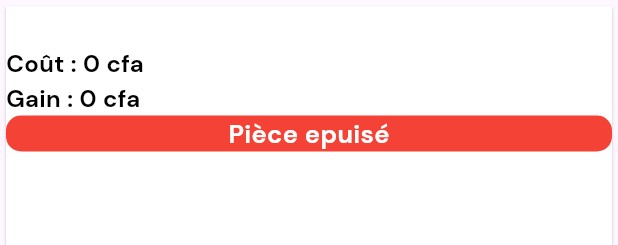
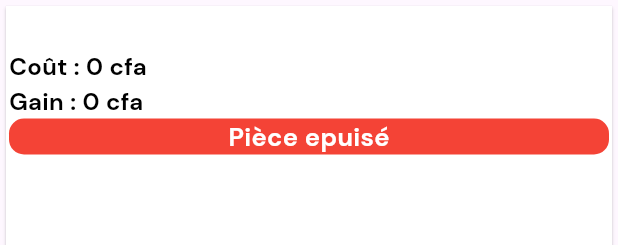
Before and after one commit to yannoamani/invest, a Flutter app: what customCard() shows on an empty page, opened directly with empty values, on a phone screen of 412 x 824 dp. Shown: the top 245 px of the screen. Run offline on Flutter 3.47's test engine with Material 3 defaults, Android fonts, the light colour scheme and no system bars; our stand-ins replace badges, dio, dotted_line, file_picker, fl_chart, flutter_native_splash and 5 more; accounts and stored records are empty; network calls fail.

Commit message:
correction invest

```diff
--- a/lib/providers/user_provider.dart
+++ b/lib/providers/user_provider.dart
@@ -36,7 +36,7 @@ class UserProvider extends ChangeNotifier {
   String get errorMessage => _errorMessage;
   String get token => _token;
 
-  Future<void> signInUser(String nom, prenom, phone, bank, habitation, email,
+  Future<void> signInUser(String nom, prenom, phone, habitation, email,
       pass, identity) async {
     click();
     try {
@@ -47,7 +47,6 @@ class UserProvider extends ChangeNotifier {
       body["lieu_habitation"] = habitation;
       body["email"] = email;
       body["password"] = pass;
-      body["bank_card"] = bank;
 
       final formData = dio.FormData.fromMap(body);
 
--- a/lib/screens/compte/transaction.dart
+++ b/lib/screens/compte/transaction.dart
@@ -90,7 +90,7 @@ class _Transaction extends State<Transaction> {
                 color: Color.fromARGB(255, 0, 0, 0),
                 size: 25,
               )
-            : ListView.builder(
+            : operations.isEmpty ? const Center(child: Text("Aucune transaction",style: TextStyle(fontSize: 18),),) : ListView.builder(
                 physics: const BouncingScrollPhysics(),
                 padding: EdgeInsets.symmetric(horizontal: w * 0.02),
                 itemBuilder: ((context, index) => custonTransaction(
--- a/lib/widget/home.dart
+++ b/lib/widget/home.dart
@@ -149,7 +149,8 @@ class _HomeState extends State<Home> {
                               SliverGridDelegateWithFixedCrossAxisCount(
                                   crossAxisCount: 2,
                                   mainAxisSpacing: h * 0.014,
-                                  childAspectRatio: 0.6),
+                                  childAspectRatio: w <= 394.0 ? 0.65 : 1.1
+                                  ),
                           delegate: SliverChildBuilderDelegate(
                               (context, index) => GestureDetector(
                                   onTap: () {
@@ -207,6 +208,7 @@ Widget customCard(
     shape:
         RoundedRectangleBorder(borderRadius: BorderRadius.circular(h * 0.02)),
     child: Container(
+      padding: const EdgeInsets.symmetric(horizontal: 2,vertical: 2),
       decoration: BoxDecoration(
           color: Colors.white, borderRadius: BorderRadius.circular(h * 0.02)),
       child: Column(
@@ -254,7 +256,7 @@ Widget customCard(
                 )
               : Padding(
                   padding: EdgeInsets.only(left: h * 0.01, top: h * 0.001),
-                  child: Text("Pièces en stock: $piece",
+                  child: Text("Pièces en stock: $piece",maxLines: 2,overflow: TextOverflow.ellipsis,
                       style: customFonts(16, Colors.black, FontWeight.bold)),
                 ),
         ],
--- a/lib/widget/list.dart
+++ b/lib/widget/list.dart
@@ -85,7 +85,7 @@ class _SuscribState extends State<Suscrib> {
               : packs!.isEmpty
                   ? Column(
                       mainAxisAlignment: MainAxisAlignment.center,
-                      crossAxisAlignment: CrossAxisAlignment.center,
+                      crossAxisAlignment: CrossAxisAlignment.stretch,
                       children: [
                         Text("Vous n'avez pas encore fait de souscription",
                             textAlign: TextAlign.center,
```
Also changed, not shown: lib/screens/sign_in_page.dart (+0 -11 lines), pubspec.yaml (+10 -10 lines), pubspec.lock, 3 other files.
